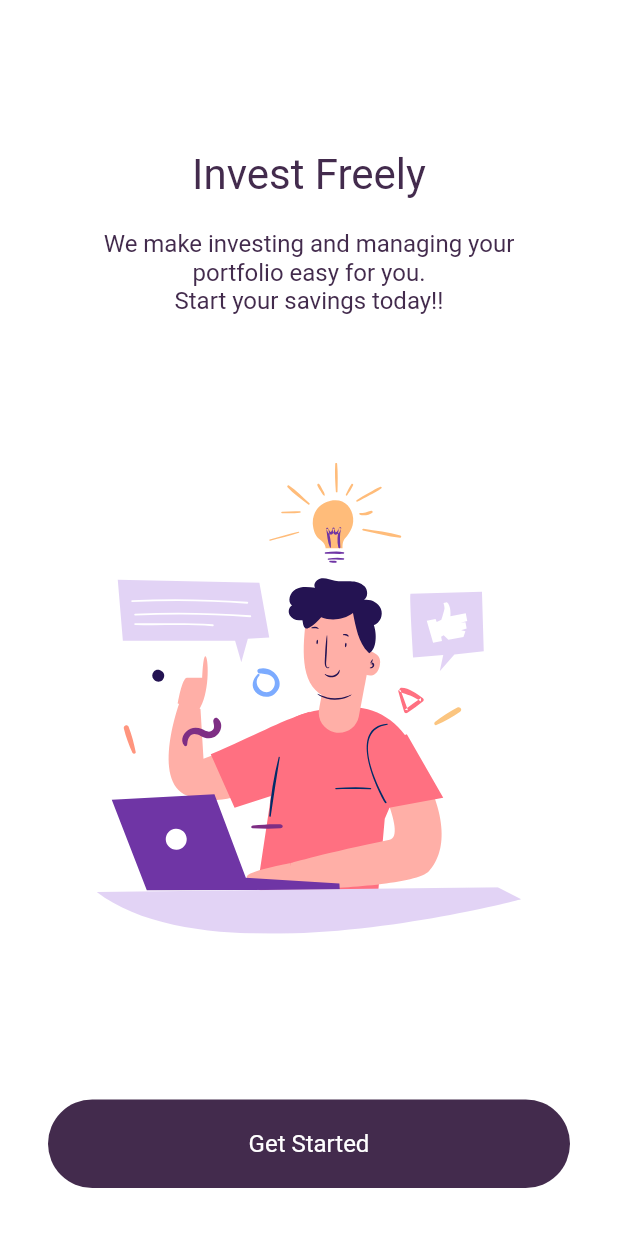
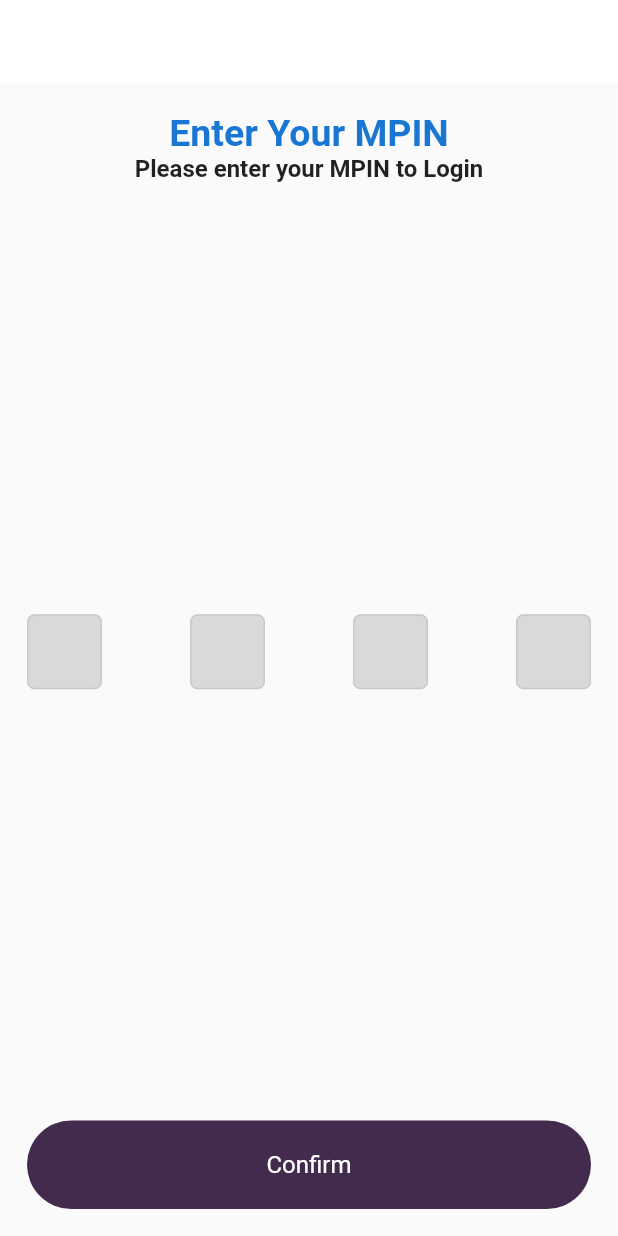
Before and after one commit to EmperorAkashi20/OptymoneyNew, a Flutter app: the Body screen opened directly, on a phone screen of 412 x 824 dp. Run offline on Flutter 3.47's test engine with Material 2 defaults, Android fonts, the phone set to English and light mode, and no system bars; our stand-ins replace file_picker, fl_chart, flutter_keyboard_visibility, flutter_svg, font_awesome_flutter, google_nav_bar and 3 more; missing offline and left inert: loading_animations, number_slide_animation; accounts and stored records are empty; Roboto replaces fonts that are missing (Nunito).

Commit message:
Login API + Setup of MPIN + Login with MPIN + Shared Prefs + Encryption added

```diff
--- a/lib/Dashboard/Components/DashboardData.dart
+++ b/lib/Dashboard/Components/DashboardData.dart
@@ -7,6 +7,7 @@ import 'package:http/http.dart';
 import 'package:loading_animations/loading_animations.dart';
 import 'package:number_slide_animation/number_slide_animation.dart';
 import 'package:optymoney/Dashboard/Components/DetailsPage.dart';
+import 'package:optymoney/LoginNSignUp/Components/body.dart';
 
 class DashboardData extends StatefulWidget {
   static var purPrice;
@@ -38,8 +39,8 @@ class _DashboardDataState extends State<DashboardData> {
         'https://optymoney.com/ajax-request/ajax_response.php?action=fetchPortfolioApp&subaction=submit');
     final headers = {'Content-Type': 'application/x-www-form-urlencoded'};
     Map<String, dynamic> body = {
-      'uid': '2052',
-      'pan': 'AXFPP0304C',
+      'uid': LoginSignUp.globalUserId,
+      'pan': LoginSignUp.globalPan,
     };
     //String jsonBody = json.encode(body);
     final encoding = Encoding.getByName('utf-8');
--- a/lib/Dashboard/Components/DetailsPage.dart
+++ b/lib/Dashboard/Components/DetailsPage.dart
@@ -56,7 +56,7 @@ class _DetailsPageState extends State<DetailsPage> {
         elevation: 0,
         backgroundColor: Colors.white,
         flexibleSpace: Container(
-          height: 80,
+          height: 110,
           child: Padding(
             padding: const EdgeInsets.symmetric(horizontal: 8.0),
             child: Row(
--- a/lib/LoginNSignUp/loginNsignup.dart
+++ b/lib/LoginNSignUp/loginNsignup.dart
@@ -8,7 +8,7 @@ class LoginAndSignUp extends StatelessWidget {
   Widget build(BuildContext context) {
     return Scaffold(
       resizeToAvoidBottomInset: false,
-      body: Body(),
+      body: LoginSignUp(),
     );
   }
 }
--- /dev/null
+++ b/lib/LoginWithMpin/Components/Body.dart
@@ -0,0 +1,140 @@
+import 'dart:convert';
+
+import 'package:flutter/material.dart';
+import 'package:http/http.dart';
+import 'package:optymoney/Components/primarybtn.dart';
+import 'package:pinput/pin_put/pin_put.dart';
+
+import '../../main.dart';
+
+makeLoginWithMpinRequest() async {
+  var url = Uri.parse(
+      'https://optymoney.com/ajax-request/ajax_response.php?action=doLoginAppWithPin&subaction=submit');
+  final headers = {'Content-Type': 'application/x-www-form-urlencoded'};
+  Map<String, dynamic> body = {
+    'userid': MyApp.user,
+    'mpin': Body.mpin,
+  };
+  //print(PinForm.mpin);
+  //String jsonBody = json.encode(body);
+  final encoding = Encoding.getByName('utf-8');
+
+  Response response = await post(
+    url,
+    headers: headers,
+    body: body,
+    encoding: encoding,
+  );
+
+  var responseBody = (response.body);
+  var responseData = json.decode(responseBody);
+  var responseMessgae = responseData['message'].toString();
+  if (responseMessgae != 'LOGIN_FAILED') {
+    var parsedToken = json.decode(responseData['token']);
+    var responseUser = parsedToken['caTAX_user_id'].toString();
+    var responsePan = parsedToken['caTAX_pan_number'].toString();
+
+    var userIdGlobal = responseUser;
+    var pan = responsePan;
+  } else {
+    print('oops');
+  }
+}
+
+class Body extends StatefulWidget {
+  static var mpin;
+  const Body({Key? key}) : super(key: key);
+
+  @override
+  _BodyState createState() => _BodyState();
+}
+
+class _BodyState extends State<Body> {
+  final _pinPutController = TextEditingController();
+  final _pinPutFocusNode = FocusNode();
+  final _formKey = GlobalKey<FormState>();
+  @override
+  Widget build(BuildContext context) {
+    return Scaffold(
+      appBar: AppBar(
+        elevation: 0,
+        backgroundColor: Colors.white,
+        automaticallyImplyLeading: false,
+      ),
+      body: Padding(
+        padding: const EdgeInsets.all(18.0),
+        child: Container(
+          child: Column(
+            crossAxisAlignment: CrossAxisAlignment.center,
+            mainAxisAlignment: MainAxisAlignment.spaceBetween,
+            children: [
+              Column(
+                children: [
+                  Text(
+                    'Enter Your MPIN',
+                    style: TextStyle(
+                      color: Colors.blue.shade700,
+                      fontSize: 25,
+                      fontWeight: FontWeight.bold,
+                    ),
+                  ),
+                  Text(
+                    'Please enter your MPIN to Login',
+                    textAlign: TextAlign.center,
+                    style: TextStyle(
+                      fontSize: 16,
+                      fontWeight: FontWeight.w600,
+                    ),
+                  ),
+                ],
+              ),
+              Form(
+                key: _formKey,
+                child: animatingBordersForMpin(),
+              ),
+              GestureDetector(
+                onTap: () async {
+                  setState(() {
+                    Body.mpin = _pinPutController.text.toString();
+                  });
+                  await makeLoginWithMpinRequest();
+                },
+                child: PrimaryButton(btnText: 'Confirm'),
+              ),
+            ],
+          ),
+        ),
+      ),
+    );
+  }
+
+  Widget animatingBordersForMpin() {
+    final BoxDecoration pinPutDecoration = BoxDecoration(
+      border: Border.all(
+        color: Color(0xFFBB9B9B9).withOpacity(0.5),
+      ),
+      borderRadius: BorderRadius.circular(15.0),
+      color: Color(0xFFBB9B9B9).withOpacity(0.5),
+    );
+    return PinPut(
+      obscureText: '*',
+      fieldsCount: 4,
+      eachFieldHeight: 50.0,
+      eachFieldWidth: 50,
+      withCursor: false,
+      //onSubmit: (String pin) => _showSnackBar(pin),
+      focusNode: _pinPutFocusNode,
+      controller: _pinPutController,
+      submittedFieldDecoration: pinPutDecoration.copyWith(
+        borderRadius: BorderRadius.circular(20.0),
+      ),
+      selectedFieldDecoration: pinPutDecoration,
+      followingFieldDecoration: pinPutDecoration.copyWith(
+        borderRadius: BorderRadius.circular(5.0),
+        border: Border.all(
+          color: Color(0xFFBB9B9B9).withOpacity(0.5),
+        ),
+      ),
+    );
+  }
+}
--- a/lib/main.dart
+++ b/lib/main.dart
@@ -1,22 +1,46 @@
 import 'package:flutter/cupertino.dart';
 import 'package:flutter/material.dart';
+import 'package:flutter/services.dart';
+import 'package:optymoney/LoginWithMpin/LoginWithMPin.dart';
 import 'package:optymoney/OnboardingScreen/onBoarding.dart';
 import 'package:optymoney/routes.dart';
+import 'package:shared_preferences/shared_preferences.dart';
 
 GlobalKey globalKey = GlobalKey();
 
-void main() {
-  runApp(MyApp());
+void main() async {
+  WidgetsFlutterBinding.ensureInitialized();
+  WidgetsFlutterBinding.ensureInitialized();
+  MyApp.prefs = await SharedPreferences.getInstance();
+  MyApp.user = MyApp.prefs.getString('userId') ?? '0';
+  MyApp.email = MyApp.prefs.getString('emailId') ?? '0';
+  MyApp.name = MyApp.prefs.getString('name') ?? '0';
+  MyApp.pan = MyApp.prefs.getString('pan') ?? '0';
+  MyApp.hash = MyApp.prefs.getString('hash') ?? '0';
+  MyApp.pinSet = MyApp.prefs.getString('pinSet') ?? '0';
+  MyApp.newSignUp = MyApp.prefs.getString('newSingUp') ?? '0';
+  SystemChrome.setPreferredOrientations(
+      [DeviceOrientation.portraitUp, DeviceOrientation.portraitDown]).then((_) {
+    runApp(MyApp());
+  });
 }
 
 class MyApp extends StatelessWidget {
+  static var prefs;
+  static var user;
+  static var email;
+  static var name;
+  static var pan;
+  static var hash;
+  static var newSignUp;
+  static var pinSet;
   // This widget is the root of your application.
   @override
   Widget build(BuildContext context) {
     return MaterialApp(
       theme: ThemeData(fontFamily: "Nunito"),
       debugShowCheckedModeBanner: false,
-      home: OnboardingScreen(),
+      home: MyApp.pinSet == 'Yes' ? LoginWithMPin() : OnboardingScreen(),
       routes: routes,
     );
   }
--- a/lib/routes.dart
+++ b/lib/routes.dart
@@ -7,6 +7,8 @@ import 'package:optymoney/Dashboard/dashboard.dart';
 import 'package:optymoney/ITR/incometax.dart';
 import 'package:optymoney/Investments/investments.dart';
 import 'package:optymoney/LoginNSignUp/loginNsignup.dart';
+import 'package:optymoney/LoginWithMpin/LoginWithMPin.dart';
+import 'package:optymoney/PinSetupLogin/PinSetupLogin.dart';
 import 'package:optymoney/Settings/Settings.dart';
 
 // We use name route
@@ -21,4 +23,6 @@ final Map<String, WidgetBuilder> routes = {
   Calculators.routeName: (context) => Calculators(),
   BestPerformingFunds.routeName: (context) => BestPerformingFunds(),
   SingleProductDetailsPage.routeName: (context) => SingleProductDetailsPage(),
+  PinSetupLogin.routeName: (context) => PinSetupLogin(),
+  LoginWithMPin.routeName: (context) => LoginWithMPin(),
 };
```
Also changed, not shown: lib/LoginNSignUp/Components/body.dart (+100 -12 lines), lib/LoginWithMpin/LoginWithMPin.dart (added, +14 -0 lines), lib/PinSetupLogin/Components/Body.dart (added, +137 -0 lines), lib/PinSetupLogin/PinSetupLogin.dart (added, +14 -0 lines), pubspec.yaml (+8 -2 lines), pubspec.lock, 1 other file.
